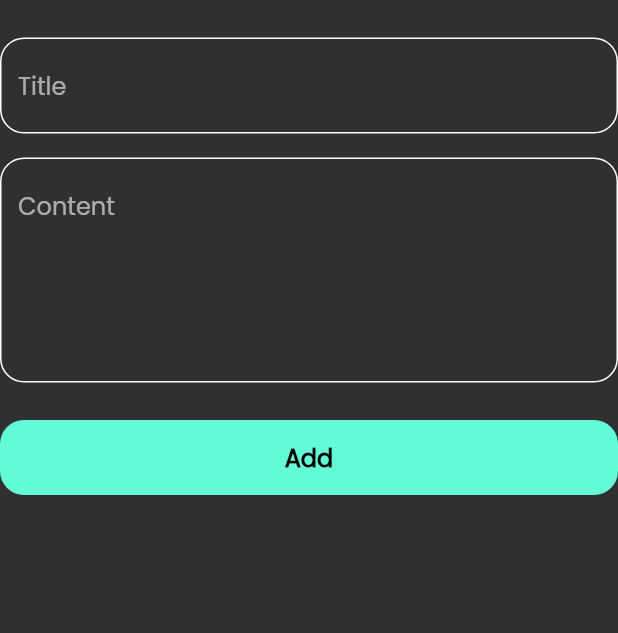
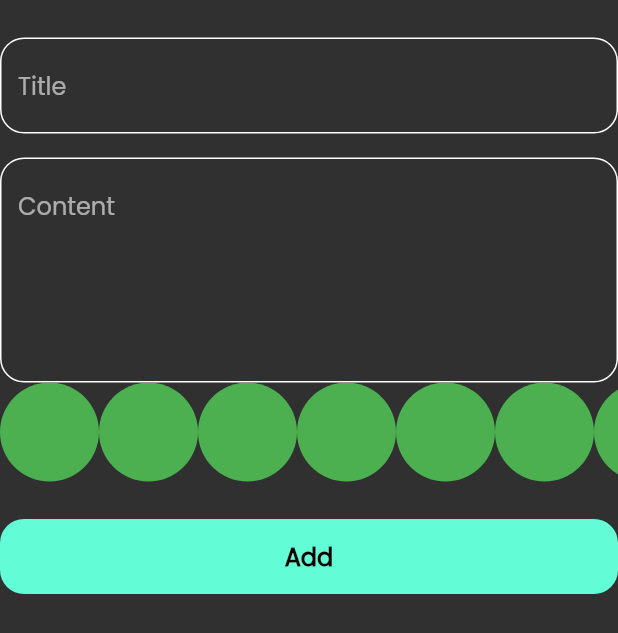
Before and after one commit to elsankary99/notes_app2, a Flutter app: the AddNoteForm widget shown alone on an empty page, opened directly, on a phone screen of 412 x 824 dp. Shown: the top 633 px of the screen. Run offline on Flutter 3.47's test engine with Material 2 defaults, Android fonts, the phone set to English and light mode, and no system bars; our stand-ins replace bloc, flutter_bloc, font_awesome_flutter, hive, hive_flutter, modal_progress_hud_nsn; accounts and stored records are empty.

Commit message:
create colors list view part one

```diff
--- a/lib/views/widgets/add_notes_form.dart
+++ b/lib/views/widgets/add_notes_form.dart
@@ -3,6 +3,7 @@ import 'package:flutter_bloc/flutter_bloc.dart';
 import 'package:intl/intl.dart';
 import 'package:notes_app/cubit/add_note_cubit/add_note_cubit.dart';
 import 'package:notes_app/models/note_model.dart';
+import 'package:notes_app/views/widgets/colors_list_view.dart';
 import 'package:notes_app/views/widgets/custom_button.dart';
 import 'package:notes_app/views/widgets/custom_text_field.dart';
 
@@ -41,6 +42,7 @@ class _AddNoteFormState extends State<AddNoteForm> {
             },
             hintText: 'Content',
             maxLines: 5),
+        const ColorListView(),
         const SizedBox(height: 25),
         BlocBuilder<AddNoteCubit, AddNoteState>(
           builder: (context, state) {
--- /dev/null
+++ b/lib/views/widgets/colors_list_view.dart
@@ -0,0 +1,31 @@
+import 'package:flutter/material.dart';
+
+class ColorItem extends StatelessWidget {
+  const ColorItem({super.key});
+
+  @override
+  Widget build(BuildContext context) {
+    return const CircleAvatar(
+      radius: 33,
+      backgroundColor: Colors.green,
+    );
+  }
+}
+
+class ColorListView extends StatelessWidget {
+  const ColorListView({super.key});
+
+  @override
+  Widget build(BuildContext context) {
+    return SizedBox(
+      height: 33 * 2,
+      child: ListView.builder(
+        scrollDirection: Axis.horizontal,
+        itemCount: 10,
+        itemBuilder: (context, index) {
+          return const ColorItem();
+        },
+      ),
+    );
+  }
+}
```
